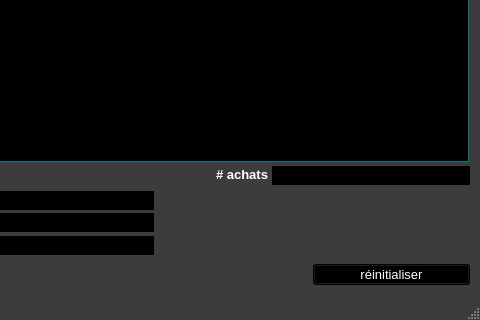
The window that ui/yeroth-erp-achats-window.ui (xnoumbissinoundou/yeroth-erp-3.0) describes before a commit, drawn with Qt 5; both pictures show x 320 to 800 and y 280 to 600 of the 800 by 600 pixel window.
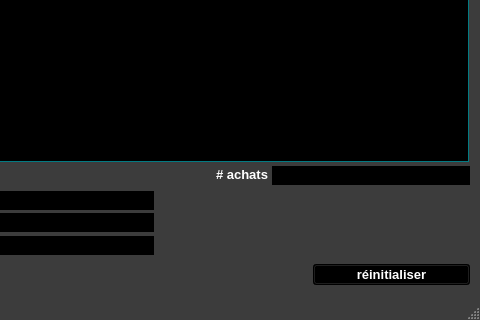
The same window after the commit. Icons and pictures are not drawn. Custom widgets are drawn as their Qt base class.

Patch:
```diff
--- a/ui/yeroth-erp-achats-window.ui
+++ b/ui/yeroth-erp-achats-window.ui
@@ -3074,8 +3074,8 @@
     </property>
     <property name="font">
      <font>
-      <weight>50</weight>
-      <bold>false</bold>
+      <weight>75</weight>
+      <bold>true</bold>
      </font>
     </property>
     <property name="text">
```
Left out of the diff: 22 changed lines with no effect on the pictures.
